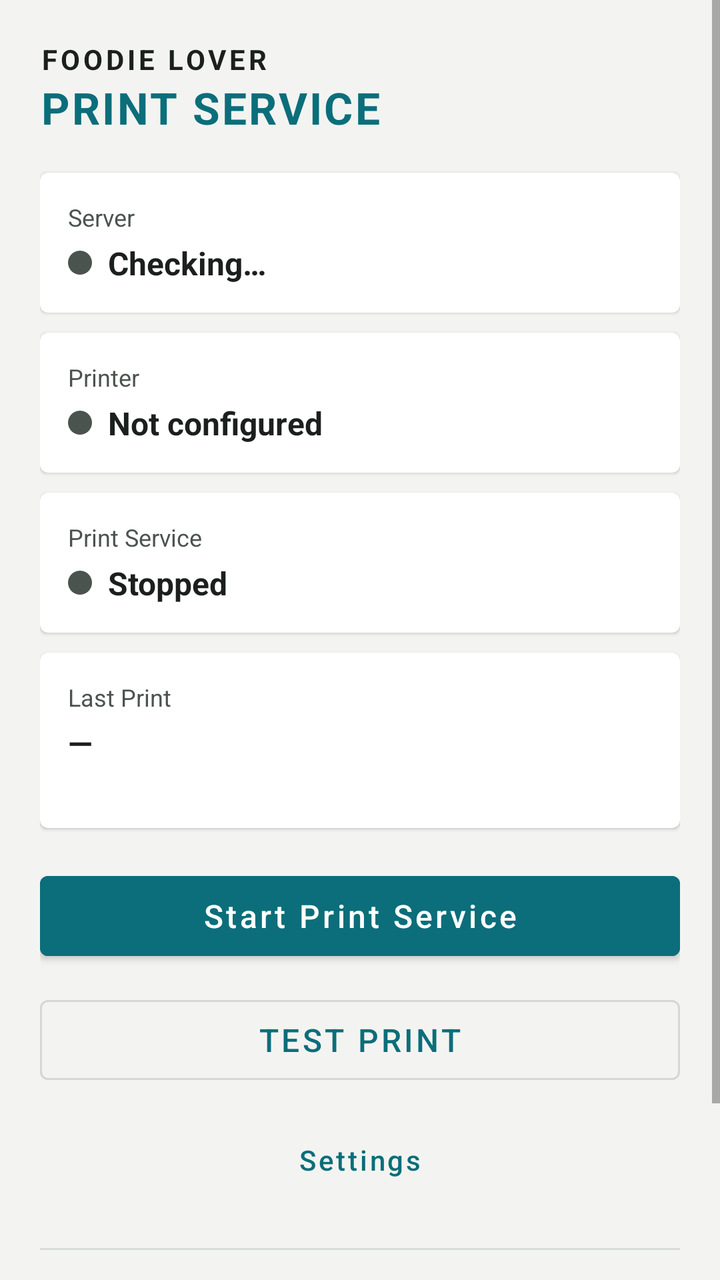
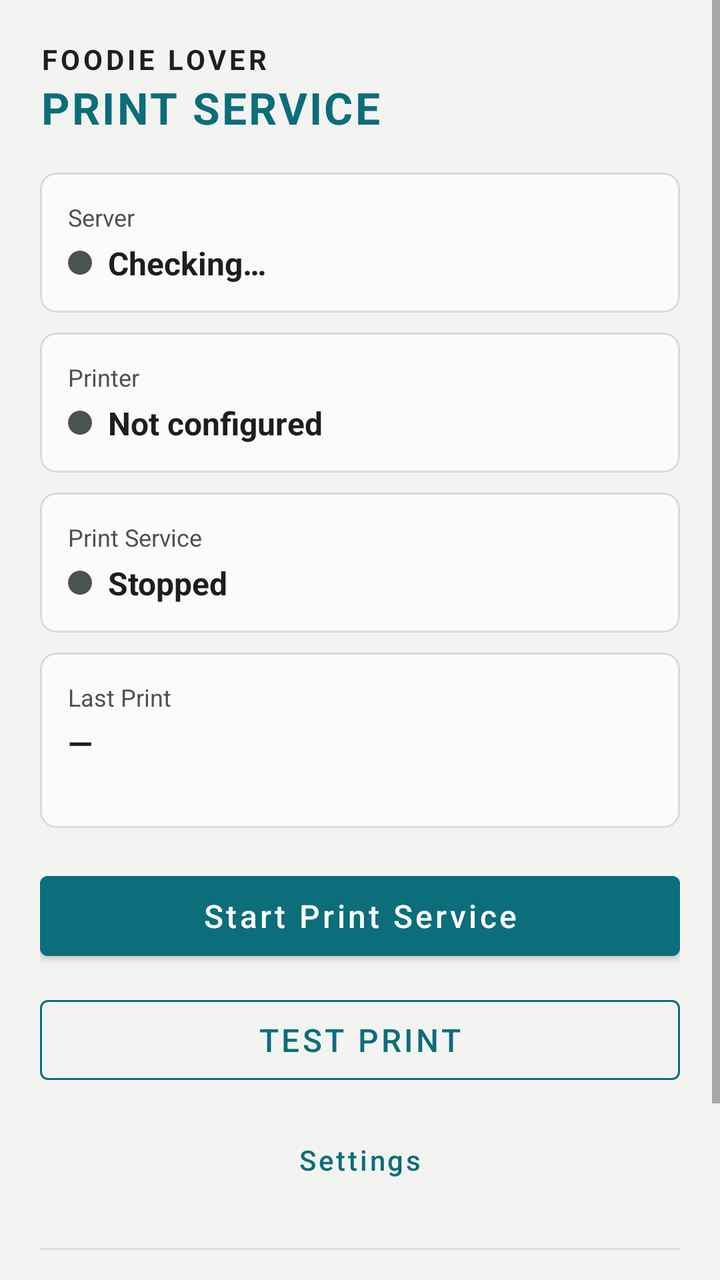

Compare the two renders of this Android layout. The source of the first and the diff that turns it into the second are given below.
<!-- AndroidManifest.xml: application theme Theme.PrintAgent -->
<!-- res/layout/activity_main.xml -->
<?xml version="1.0" encoding="utf-8"?>
<ScrollView xmlns:android="http://schemas.android.com/apk/res/android"
    xmlns:app="http://schemas.android.com/apk/res/res-auto"
    android:layout_width="match_parent"
    android:layout_height="match_parent"
    android:background="@color/paper"
    android:fillViewport="true">

    <LinearLayout
        android:layout_width="match_parent"
        android:layout_height="wrap_content"
        android:orientation="vertical"
        android:padding="20dp">

        <TextView
            android:layout_width="wrap_content"
            android:layout_height="wrap_content"
            android:text="FOODIE LOVER"
            android:textColor="@color/ink"
            android:textSize="14sp"
            android:letterSpacing="0.12"
            android:textStyle="bold" />

        <TextView
            android:layout_width="wrap_content"
            android:layout_height="wrap_content"
            android:layout_marginBottom="18dp"
            android:text="PRINT SERVICE"
            android:textColor="@color/accent"
            android:textSize="22sp"
            android:letterSpacing="0.05"
            android:textStyle="bold" />

        
        <com.google.android.material.card.MaterialCardView
            style="@style/Widget.MaterialComponents.CardView"
            android:layout_width="match_parent"
            android:layout_height="wrap_content"
            android:layout_marginBottom="10dp"
            app:cardBackgroundColor="@color/card"
            app:cardCornerRadius="8dp"
            app:cardElevation="0dp"
            app:strokeColor="@color/line"
            app:strokeWidth="1dp">
            <LinearLayout
                android:layout_width="match_parent"
                android:layout_height="wrap_content"
                android:orientation="vertical"
                android:padding="14dp">
                <TextView
                    android:layout_width="wrap_content"
                    android:layout_height="wrap_content"
                    android:text="Server"
                    android:textColor="@color/ink_soft"
                    android:textSize="12sp" />
                <LinearLayout
                    android:layout_width="wrap_content"
                    android:layout_height="wrap_content"
                    android:layout_marginTop="4dp"
                    android:gravity="center_vertical"
                    android:orientation="horizontal">
                    <ImageView
                        android:id="@+id/dotServer"
                        android:layout_width="12dp"
                        android:layout_height="12dp"
                        android:layout_marginEnd="8dp"
                        android:src="@drawable/status_dot" />
                    <TextView
                        android:id="@+id/textServerStatus"
                        android:layout_width="wrap_content"
                        android:layout_height="wrap_content"
                        android:text="Checking…"
                        android:textColor="@color/ink"
                        android:textSize="16sp"
                        android:textStyle="bold" />
                </LinearLayout>
            </LinearLayout>
        </com.google.android.material.card.MaterialCardView>

        
        <com.google.android.material.card.MaterialCardView
            style="@style/Widget.MaterialComponents.CardView"
            android:layout_width="match_parent"
            android:layout_height="wrap_content"
            android:layout_marginBottom="10dp"
            app:cardBackgroundColor="@color/card"
            app:cardCornerRadius="8dp"
            app:cardElevation="0dp"
            app:strokeColor="@color/line"
            app:strokeWidth="1dp">
            <LinearLayout
                android:layout_width="match_parent"
                android:layout_height="wrap_content"
                android:orientation="vertical"
                android:padding="14dp">
                <TextView
                    android:layout_width="wrap_content"
                    android:layout_height="wrap_content"
                    android:text="Printer"
                    android:textColor="@color/ink_soft"
                    android:textSize="12sp" />
                <LinearLayout
                    android:layout_width="wrap_content"
                    android:layout_height="wrap_content"
                    android:layout_marginTop="4dp"
                    android:gravity="center_vertical"
                    android:orientation="horizontal">
                    <ImageView
                        android:id="@+id/dotPrinter"
                        android:layout_width="12dp"
                        android:layout_height="12dp"
                        android:layout_marginEnd="8dp"
                        android:src="@drawable/status_dot" />
                    <TextView
                        android:id="@+id/textPrinterStatus"
                        android:layout_width="wrap_content"
                        android:layout_height="wrap_content"
                        android:text="Not configured"
                        android:textColor="@color/ink"
                        android:textSize="16sp"
                        android:textStyle="bold" />
                </LinearLayout>
            </LinearLayout>
        </com.google.android.material.card.MaterialCardView>

        
        <com.google.android.material.card.MaterialCardView
            style="@style/Widget.MaterialComponents.CardView"
            android:layout_width="match_parent"
            android:layout_height="wrap_content"
            android:layout_marginBottom="10dp"
            app:cardBackgroundColor="@color/card"
            app:cardCornerRadius="8dp"
            app:cardElevation="0dp"
            app:strokeColor="@color/line"
            app:strokeWidth="1dp">
            <LinearLayout
                android:layout_width="match_parent"
                android:layout_height="wrap_content"
                android:orientation="vertical"
                android:padding="14dp">
                <TextView
                    android:layout_width="wrap_content"
                    android:layout_height="wrap_content"
                    android:text="Print Service"
                    android:textColor="@color/ink_soft"
                    android:textSize="12sp" />
                <LinearLayout
                    android:layout_width="wrap_content"
                    android:layout_height="wrap_content"
                    android:layout_marginTop="4dp"
                    android:gravity="center_vertical"
                    android:orientation="horizontal">
                    <ImageView
                        android:id="@+id/dotService"
                        android:layout_width="12dp"
                        android:layout_height="12dp"
                        android:layout_marginEnd="8dp"
                        android:src="@drawable/status_dot" />
                    <TextView
                        android:id="@+id/textServiceStatus"
                        android:layout_width="wrap_content"
                        android:layout_height="wrap_content"
                        android:text="Stopped"
                        android:textColor="@color/ink"
                        android:textSize="16sp"
                        android:textStyle="bold" />
                </LinearLayout>
            </LinearLayout>
        </com.google.android.material.card.MaterialCardView>

        
        <com.google.android.material.card.MaterialCardView
            style="@style/Widget.MaterialComponents.CardView"
            android:layout_width="match_parent"
            android:layout_height="wrap_content"
            android:layout_marginBottom="18dp"
            app:cardBackgroundColor="@color/card"
            app:cardCornerRadius="8dp"
            app:cardElevation="0dp"
            app:strokeColor="@color/line"
            app:strokeWidth="1dp">
            <LinearLayout
                android:layout_width="match_parent"
                android:layout_height="wrap_content"
                android:orientation="vertical"
                android:padding="14dp">
                <TextView
                    android:layout_width="wrap_content"
                    android:layout_height="wrap_content"
                    android:text="Last Print"
                    android:textColor="@color/ink_soft"
                    android:textSize="12sp" />
                <TextView
                    android:id="@+id/textLastPrintOrder"
                    android:layout_width="wrap_content"
                    android:layout_height="wrap_content"
                    android:layout_marginTop="4dp"
                    android:text="—"
                    android:textColor="@color/ink"
                    android:textSize="16sp"
                    android:textStyle="bold" />
                <TextView
                    android:id="@+id/textLastPrintDetail"
                    android:layout_width="wrap_content"
                    android:layout_height="wrap_content"
                    android:text=""
                    android:textColor="@color/ink_soft"
                    android:textSize="13sp" />
            </LinearLayout>
        </com.google.android.material.card.MaterialCardView>

        <com.google.android.material.button.MaterialButton
            android:id="@+id/buttonToggleService"
            android:layout_width="match_parent"
            android:layout_height="52dp"
            android:layout_marginBottom="10dp"
            android:backgroundTint="@color/accent"
            android:text="Start Print Service"
            android:textAllCaps="false"
            android:textSize="16sp" />

        <com.google.android.material.button.MaterialButton
            android:id="@+id/buttonTestPrint"
            style="@style/Widget.MaterialComponents.Button.OutlinedButton"
            android:layout_width="match_parent"
            android:layout_height="52dp"
            android:layout_marginBottom="10dp"
            app:strokeColor="@color/accent"
            android:text="TEST PRINT"
            android:textColor="@color/accent"
            android:textAllCaps="false"
            android:textSize="16sp" />

        <com.google.android.material.button.MaterialButton
            android:id="@+id/buttonSettings"
            style="@style/Widget.MaterialComponents.Button.TextButton"
            android:layout_width="match_parent"
            android:layout_height="wrap_content"
            android:layout_marginBottom="20dp"
            android:text="Settings"
            android:textAllCaps="false" />

        <View
            android:layout_width="match_parent"
            android:layout_height="1dp"
            android:layout_marginBottom="14dp"
            android:background="@color/line" />

        <TextView
            android:layout_width="wrap_content"
            android:layout_height="wrap_content"
            android:text="Printer:"
            android:textColor="@color/ink_soft"
            android:textSize="12sp" />
        <TextView
            android:id="@+id/textPrinterName"
            android:layout_width="wrap_content"
            android:layout_height="wrap_content"
            android:layout_marginBottom="10dp"
            android:text="Not selected"
            android:textColor="@color/ink"
            android:textSize="15sp" />

        <TextView
            android:layout_width="wrap_content"
            android:layout_height="wrap_content"
            android:text="Connection:"
            android:textColor="@color/ink_soft"
            android:textSize="12sp" />
        <TextView
            android:id="@+id/textConnectionType"
            android:layout_width="wrap_content"
            android:layout_height="wrap_content"
            android:text="Bluetooth"
            android:textColor="@color/ink"
            android:textSize="15sp" />

    </LinearLayout>
</ScrollView>
<!-- resources referenced by this layout -->
<resources>
  <color name="accent">#0B6E7A</color>
  <color name="card">#FBFBF9</color>
  <color name="ink">#1B1F1D</color>
  <color name="ink_soft">#4B534E</color>
  <color name="line">#D8DCD6</color>
  <color name="paper">#F3F4F1</color>
  <!-- drawable status_dot (drawable) -->
  <?xml version="1.0" encoding="utf-8"?>
  <shape xmlns:android="http://schemas.android.com/apk/res/android" android:shape="oval">
      <solid android:color="@color/ink_soft" />
      <size android:width="12dp" android:height="12dp" />
  </shape>
  <style name="Theme.PrintAgent" parent="Theme.MaterialComponents.DayNight.NoActionBar">
          <item name="colorPrimary">@color/accent</item>
          <item name="colorPrimaryDark">@color/accent</item>
          <item name="colorAccent">@color/accent</item>
          <item name="android:windowBackground">@color/paper</item>
      </style>
</resources>

<!-- the commit's change to res/layout/activity_main.xml (unified diff, before → after) -->
@@ -1,6 +1,6 @@
 <?xml version="1.0" encoding="utf-8"?>
 <ScrollView xmlns:android="http://schemas.android.com/apk/res/android"
-    xmlns:app="http://schemas.android.com/apk/res/res-auto"
+    xmlns:app="http://schemas.android.com/apk/res-auto"
     android:layout_width="match_parent"
     android:layout_height="match_parent"
     android:background="@color/paper"
